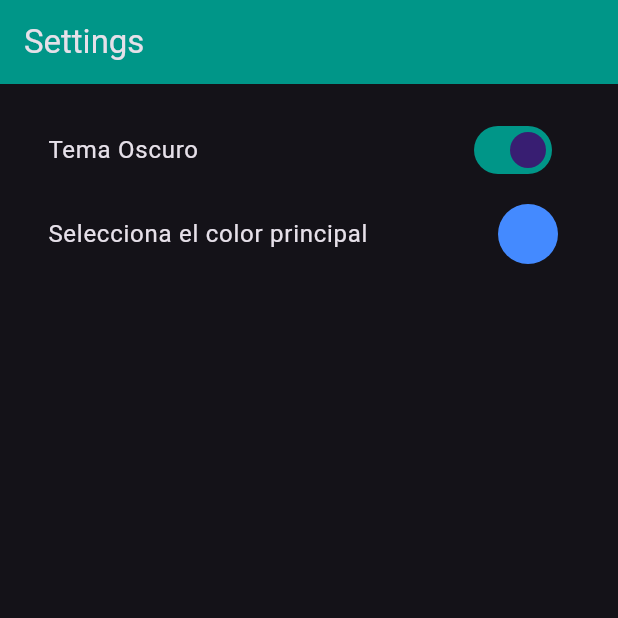
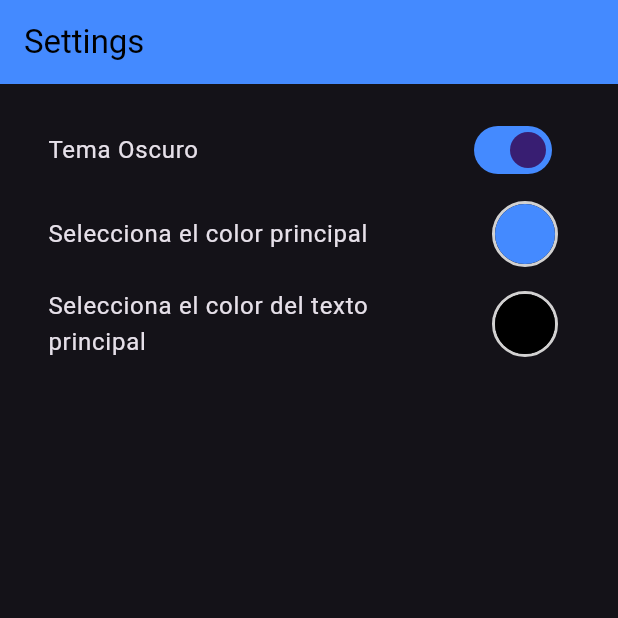
Before and after one commit to DavidFlores79/cleancode_app, a Flutter app: the SettingsScreen screen opened by its route, after a tap on "Tema Oscuro", on a phone screen of 412 x 824 dp, the top half of it. Run offline on Flutter 3.47's test engine with Material 3 defaults, Android fonts, the light colour scheme and no system bars; our stand-ins replace dartz, dio, flutter_bloc, flutter_colorpicker, flutter_secure_storage, get_it and 4 more; accounts and stored records are empty; network calls fail; project files that could hold a hidden picture were left out.

Commit message:
refactor - Se ha agregado la capacidad de agregar multiples colores para el tems, siempre aclarando para que serviran cada uno, por ahora esta para background y para textos

```diff
--- a/lib/core/constants/app_constants.dart
+++ b/lib/core/constants/app_constants.dart
@@ -1,5 +1,16 @@
+import 'package:flutter/material.dart';
+
 class AppConstants {
   static const String appName = 'MyApp';
   static const bool isDebug = true;
   static const String userRoleId = '644dc7c3999ad1fe7e0471ad';
+  static const String primaryColorName = 'primaryColor';
+  static const String primaryTxtColorName = 'primaryTextColor';
+  static const Color lightGrey = Color.fromARGB(255, 210, 209, 209);
+  static const Color primaryBgColor = Colors.blueAccent;
+  static const Color primaryTxtColor = Colors.black;
+
+  static String colorToIntString(Color color) {
+    return color.value.toString();
+  }
 }
--- a/lib/core/theme/app_theme.dart
+++ b/lib/core/theme/app_theme.dart
@@ -12,11 +12,22 @@ class AppTheme {
     primaryColor: Colors.teal,
     // Otras personalizaciones del tema dark
   );
-    static ThemeData getTheme(bool isDarkMode, Color color) {
-    final baseTheme = isDarkMode ? ThemeData.dark(useMaterial3: true) : ThemeData.light(useMaterial3: true);
+  static ThemeData getTheme(bool isDarkMode, Color color, { Color primaryTxtColor = Colors.white }) {
+    final baseTheme = isDarkMode
+        ? ThemeData.dark(useMaterial3: true)
+        : ThemeData.light(useMaterial3: true);
     return baseTheme.copyWith(
       colorScheme: baseTheme.colorScheme.copyWith(primary: color),
-      appBarTheme: baseTheme.appBarTheme.copyWith(backgroundColor: color),
+      appBarTheme: baseTheme.appBarTheme.copyWith(
+        backgroundColor: color,
+        titleTextStyle: TextStyle(
+          color: primaryTxtColor,
+          fontSize: 22,
+        ),
+        iconTheme: IconThemeData(
+          color: primaryTxtColor,
+        )
+      ),
     );
   }
 }
--- a/lib/core/theme/theme_manager.dart
+++ b/lib/core/theme/theme_manager.dart
@@ -1,15 +1,18 @@
+import 'package:cleancode_app/core/constants/app_constants.dart';
 import 'package:cleancode_app/core/theme/app_theme.dart';
 import 'package:flutter/material.dart';
 
 class ThemeManager{
-  ThemeManager() : _isDarkMode = false, _primaryColor = Colors.blueAccent;
+  ThemeManager() : _isDarkMode = false, _primaryBgColor = AppConstants.primaryBgColor, _primaryTxtColor = AppConstants.primaryTxtColor;
 
   bool _isDarkMode;
-  Color _primaryColor;
+  Color _primaryBgColor;
+  Color _primaryTxtColor;
   void Function()? callback;
-   bool get isDarkMode => _isDarkMode;
-  Color get primaryColor => _primaryColor;
-  ThemeData get currentTheme =>  AppTheme.getTheme(_isDarkMode, _primaryColor);
+  bool get isDarkMode => _isDarkMode;
+  Color get primaryColor => _primaryBgColor;
+  Color get primaryTxtColor => _primaryTxtColor;
+  ThemeData get currentTheme =>  AppTheme.getTheme(_isDarkMode, _primaryBgColor, primaryTxtColor: _primaryTxtColor);
 
 
   void toggleTheme(){
@@ -17,14 +20,20 @@ class ThemeManager{
    notify();
   }
 
-  void changeColor(Color color){
-    _primaryColor = color;
+  void changeColor(Color color, String colorName){
+    if(colorName == AppConstants.primaryColorName) {
+      _primaryBgColor = color;
+    }
+    if(colorName == AppConstants.primaryTxtColorName) {
+      _primaryTxtColor = color;
+    }
     notify();
   }
 
-    void initTheme(bool isDarkMode, Color color) {
+    void initTheme(bool isDarkMode, Color primaryBgColor, Color primaryTxtColor) {
       _isDarkMode = isDarkMode;
-      _primaryColor = color;
+      _primaryBgColor = primaryBgColor;
+      _primaryTxtColor = primaryTxtColor;
   }
     void notify() {
     if (callback != null) {
--- a/lib/features/settings/presentation/bloc/settings_event.dart
+++ b/lib/features/settings/presentation/bloc/settings_event.dart
@@ -11,5 +11,6 @@ class ToggleTheme extends SettingsEvent {
 class ChangeColor extends SettingsEvent {
      final bool isDarkMode;
    final Color primaryColor;
-   ChangeColor({required this.isDarkMode, required this.primaryColor});
+   final Color primaryTextColor;
+   ChangeColor({required this.isDarkMode, required this.primaryColor, required this.primaryTextColor});
 }
--- a/lib/features/settings/presentation/screens/settings_screen.dart
+++ b/lib/features/settings/presentation/screens/settings_screen.dart
@@ -1,3 +1,4 @@
+import 'package:cleancode_app/core/constants/app_constants.dart';
 import 'package:flutter/material.dart';
 import 'package:flutter_bloc/flutter_bloc.dart';
 import 'package:flutter_colorpicker/flutter_colorpicker.dart';
@@ -23,17 +24,24 @@ class _SettingsScreenState extends State<SettingsScreen> {
   }
 
   bool isDarkMode = false;
-  Color selectedColor = Colors.blueAccent;
+  Color selectedPrimaryBgColor = AppConstants.primaryBgColor;
+  Color selectedPrimaryTxtColor = AppConstants.primaryTxtColor;
   final themeManager = GetIt.I<ThemeManager>();
 
   Future<void> _loadThemeConfig() async {
     final prefs = await SharedPreferences.getInstance();
     setState(() {
       isDarkMode = prefs.getBool('isDarkMode') ?? false;
-      String? primaryColorString = prefs.getString('primaryColor');
-      selectedColor = primaryColorString != null
-          ? Color(int.parse(primaryColorString))
-          : Colors.blueAccent;
+      String? primaryBgColorString =
+          prefs.getString(AppConstants.primaryColorName);
+      String? primaryTxtColorString =
+          prefs.getString(AppConstants.primaryTxtColorName);
+      selectedPrimaryBgColor = primaryBgColorString != null
+          ? Color(int.parse(primaryBgColorString))
+          : AppConstants.primaryBgColor;
+      selectedPrimaryTxtColor = primaryTxtColorString != null
+          ? Color(int.parse(primaryTxtColorString))
+          : AppConstants.primaryTxtColor;
     });
   }
 
@@ -56,24 +64,63 @@ class _SettingsScreenState extends State<SettingsScreen> {
                 prefs.setBool('isDarkMode', value);
                 themeManager.toggleTheme();
                 context.read<SettingsBloc>().add(ToggleTheme(
-                    isDarkMode: value, primaryColor: selectedColor));
+                    isDarkMode: value, primaryColor: selectedPrimaryBgColor));
               },
             ),
             ListTile(
-                title: const Text('Selecciona el color principal'),
-                trailing: CircleAvatar(
-                  backgroundColor: selectedColor,
+              title: const Text('Selecciona el color principal'),
+              trailing: Container(
+                decoration: BoxDecoration(
+                  shape: BoxShape.circle,
+                  border: Border.all(
+                    color: AppConstants.lightGrey,
+                    width: 2,
+                  ), // Borde rojo
                 ),
-                onTap: () {
-                  _showColorPicker(context);
-                })
+                child: CircleAvatar(
+                  backgroundColor: selectedPrimaryBgColor,
+                ),
+              ),
+              onTap: () {
+                _showColorPicker(context, AppConstants.primaryColorName);
+              },
+            ),
+            ListTile(
+              title: const Text('Selecciona el color del texto principal'),
+              trailing: Container(
+                decoration: BoxDecoration(
+                  shape: BoxShape.circle,
+                  border: Border.all(
+                    color: AppConstants.lightGrey,
+                    width: 2,
+                  ), // Borde rojo
+                ),
+                child: CircleAvatar(
+                  backgroundColor: selectedPrimaryTxtColor,
+                ),
+              ),
+              onTap: () {
+                _showColorPicker(context, AppConstants.primaryTxtColorName);
+              },
+            ),
           ],
         );
       }),
     );
   }
 
-  void _showColorPicker(BuildContext context) {
+  Future<void> _showColorPicker(BuildContext context, String colorName) async {
+    debugPrint("Color Name $colorName");
+    final prefs = await SharedPreferences.getInstance();
+    String? colorString = prefs.getString(colorName);
+    debugPrint("Color String $colorString");
+    Color selectedColor = colorString != null
+        ? Color(int.parse(colorString))
+        : (colorName == AppConstants.primaryColorName)
+            ? AppConstants.primaryBgColor
+            : AppConstants.primaryTxtColor;
+    debugPrint("Selected Color ${selectedColor.value}");
+
     showDialog(
       context: context,
       builder: (BuildContext context) {
@@ -83,16 +130,26 @@ class _SettingsScreenState extends State<SettingsScreen> {
             child: ColorPicker(
               pickerColor: selectedColor,
               onColorChanged: (color) async {
-                final prefs = await SharedPreferences.getInstance();
                 setState(() {
                   selectedColor = color;
                 });
-                prefs.setString('primaryColor', color.value.toString());
-                themeManager.changeColor(color);
+                if (colorName == AppConstants.primaryColorName) {
+                  setState(() {
+                    selectedPrimaryBgColor = selectedColor;
+                  });
+                }
+                if (colorName == AppConstants.primaryTxtColorName) {
+                  setState(() {
+                    selectedPrimaryTxtColor = selectedColor;
+                  });
+                }
+                prefs.setString(colorName, selectedColor.value.toString());
+                themeManager.changeColor(color, colorName);
                 context.read<SettingsBloc>().add(
                       ChangeColor(
                         isDarkMode: isDarkMode,
-                        primaryColor: selectedColor,
+                        primaryColor: selectedPrimaryBgColor,
+                        primaryTextColor: selectedPrimaryTxtColor,
                       ),
                     );
               },
--- a/lib/main.dart
+++ b/lib/main.dart
@@ -1,3 +1,4 @@
+import 'package:cleancode_app/core/constants/app_constants.dart';
 import 'package:cleancode_app/features/auth/domain/usecases/is_logged_in_usecase.dart';
 import 'package:cleancode_app/features/auth/domain/usecases/logout_usecase.dart';
 import 'package:cleancode_app/features/roles/data/datasources/roles_remote_datasource.dart';
@@ -103,14 +104,19 @@ void main() async {
   getIt.registerSingleton<GlobalKey<NavigatorState>>(navigatorKey);
 
   bool isDarkMode = prefs.getBool('isDarkMode') ?? false;
-  String? primaryColorString = prefs.getString('primaryColor');
+  String? primaryBgColorString = prefs.getString(AppConstants.primaryColorName);
+  String? primaryTxtColorString = prefs.getString(AppConstants.primaryTxtColorName);
 
-  Color primaryColor = Colors.teal;
-  if (primaryColorString != null) {
-    primaryColor = Color(int.parse(primaryColorString));
+  Color primaryBgColor = AppConstants.primaryBgColor;
+  if (primaryBgColorString != null) {
+    primaryBgColor = Color(int.parse(primaryBgColorString));
+  }
+  Color primaryTxtColor = AppConstants.primaryTxtColor;
+  if (primaryTxtColorString != null) {
+    primaryTxtColor = Color(int.parse(primaryTxtColorString));
   }
 
-  themeManager.initTheme(isDarkMode, primaryColor);
+  themeManager.initTheme(isDarkMode, primaryBgColor, primaryTxtColor);
   setupServiceLocator();
   runApp(
     MultiBlocProvider(
```
